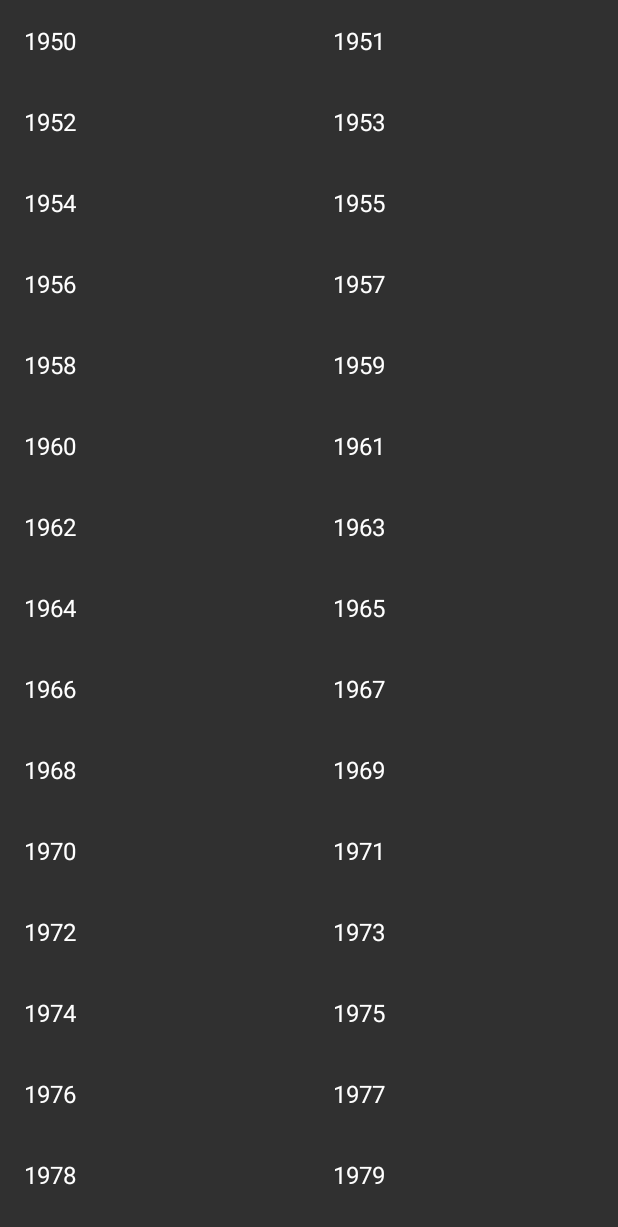
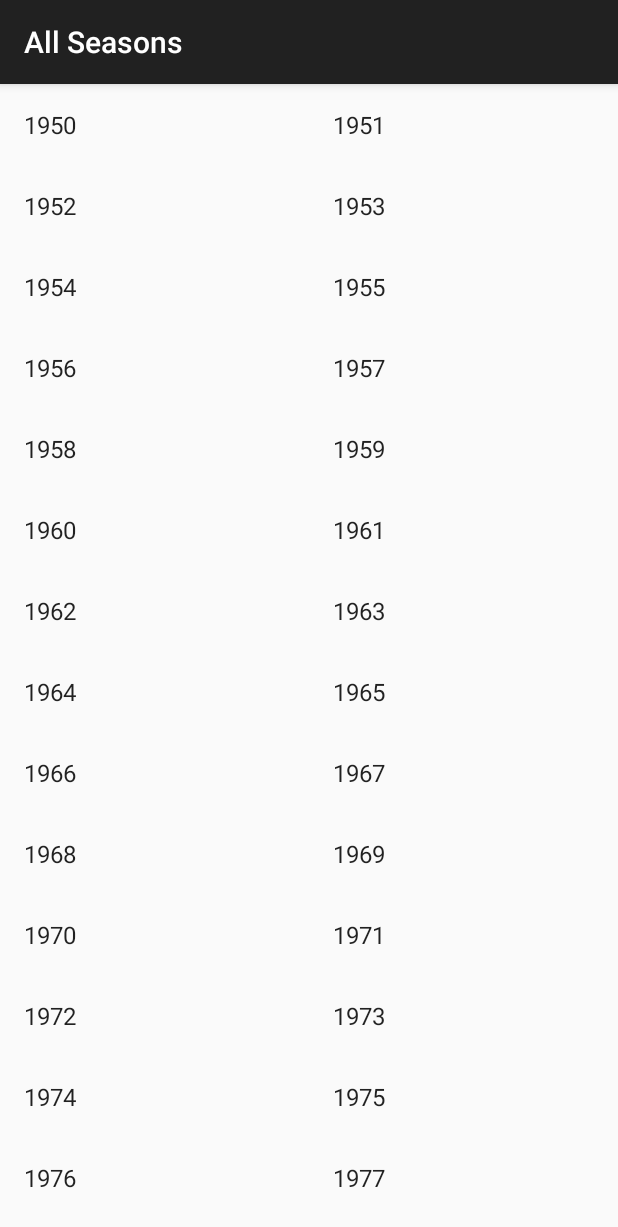
Before and after one commit to sebdeveloper6952/f1_app, an Android app: the screen it shows after launch (HomeActivity), on a phone screen of 412 x 824 dp. Shown: the top 1227 px of the screen. Run offline under Robolectric (Android 15) with nearby library versions, the phone set to English and light mode, and no system bars.

Commit message:
Merge branch 'ImplementRxJava'

```diff
--- a/app/src/main/AndroidManifest.xml
+++ b/app/src/main/AndroidManifest.xml
@@ -16,14 +16,14 @@
             android:label="@string/title_activity_home">
             <intent-filter>
                 <action android:name="android.intent.action.MAIN" />
+
                 <category android:name="android.intent.category.LAUNCHER" />
             </intent-filter>
         </activity>
         <activity
             android:name=".components.SeasonDetailsActivity"
-            android:label="@string/title_activity_season_details">
-
-        </activity>
+            android:label="@string/title_activity_season_details"></activity>
+        <activity android:name=".components.RaceDetailsActivity"></activity>
     </application>
 
 </manifest>
--- a/app/src/main/java/com/projects/sebdeveloper6952/f1_app/components/HomeActivity.kt
+++ b/app/src/main/java/com/projects/sebdeveloper6952/f1_app/components/HomeActivity.kt
@@ -1,7 +1,6 @@
 package com.projects.sebdeveloper6952.f1_app.components
 
 import android.os.Bundle
-import android.support.design.widget.BottomNavigationView
 import android.support.v7.app.AppCompatActivity
 import com.projects.sebdeveloper6952.f1_app.R
 import com.projects.sebdeveloper6952.f1_app.models.Season
@@ -13,6 +12,7 @@ class HomeActivity : AppCompatActivity(), AllSeasonFragment.OnListFragmentIntera
     override fun onCreate(savedInstanceState: Bundle?) {
         super.onCreate(savedInstanceState)
         setContentView(R.layout.activity_home)
+        supportActionBar?.title = getString(R.string.all_seasons)
 
         // add all seasons fragment
         supportFragmentManager
--- /dev/null
+++ b/app/src/main/res/values-v21/styles.xml
@@ -0,0 +1,5 @@
+<?xml version="1.0" encoding="utf-8"?>
+<resources>
+
+    <style name="CustomTheme.Dark" parent="android:Theme.Material" />
+</resources>
--- a/app/src/main/res/values/colors.xml
+++ b/app/src/main/res/values/colors.xml
@@ -1,7 +1,6 @@
 <?xml version="1.0" encoding="utf-8"?>
 <resources>
-    <color name="colorPrimary">#cfd8dc</color>
+    <color name="colorPrimary">#212121</color>
     <color name="colorPrimaryDark">#424242</color>
     <color name="colorAccent">#e53935</color>
-    <color name="accent_material_dark">#d9e3e2</color>
 </resources>
--- a/app/src/main/res/values/strings.xml
+++ b/app/src/main/res/values/strings.xml
@@ -11,6 +11,7 @@
     <string name="title_home">Home</string>
     <string name="races">Races</string>
     <string name="driver_standings">Standings</string>
+    <string name="all_seasons">All Seasons</string>
 
     <!-- TODO: Remove or change this placeholder text -->
     <string name="hello_blank_fragment">Hello blank fragment</string>
--- a/app/src/main/res/values/styles.xml
+++ b/app/src/main/res/values/styles.xml
@@ -1,13 +1,11 @@
 <resources>
 
     <!-- Base application theme. -->
-    <style name="AppTheme" parent="CustomTheme.Dark">
+    <style name="AppTheme" parent="Theme.AppCompat.DayNight.DarkActionBar">
         <!-- Customize your theme here. -->
         <item name="colorPrimary">@color/colorPrimary</item>
         <item name="colorPrimaryDark">@color/colorPrimaryDark</item>
         <item name="colorAccent">@color/colorAccent</item>
     </style>
 
-    <style name="CustomTheme.Dark" parent="Theme.AppCompat.NoActionBar" />
-
 </resources>
```
Also changed, not shown: app/src/main/java/com/projects/sebdeveloper6952/f1_app/components/SeasonDetailsActivity.kt (+7 -9 lines), app/src/main/res/layout/activity_season_details.xml (+1 -17 lines), 1 other file.
